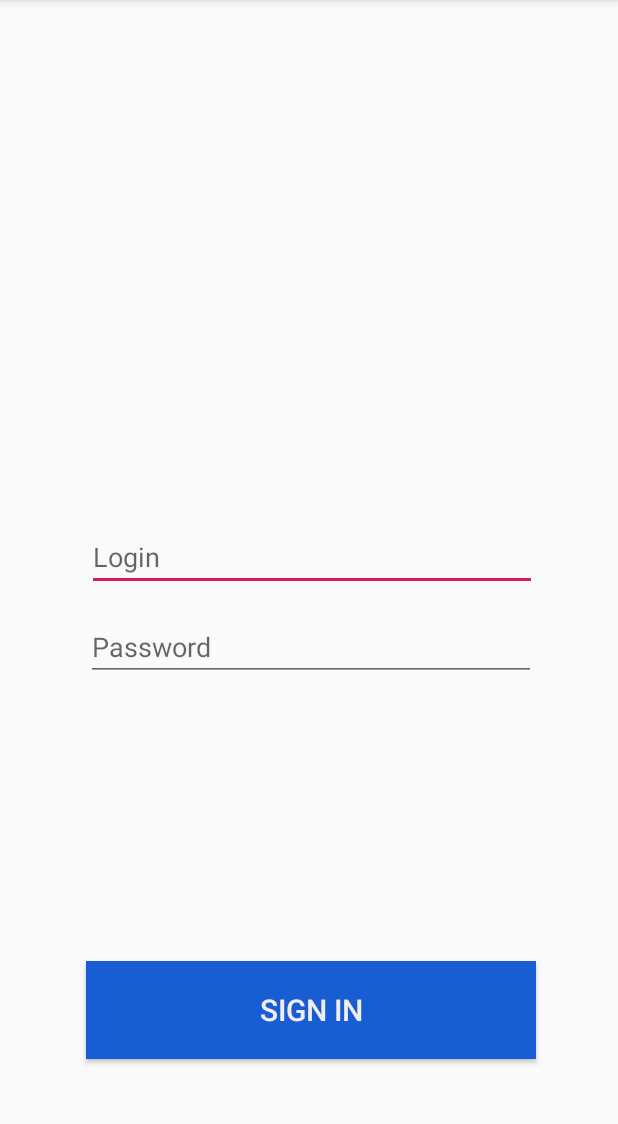
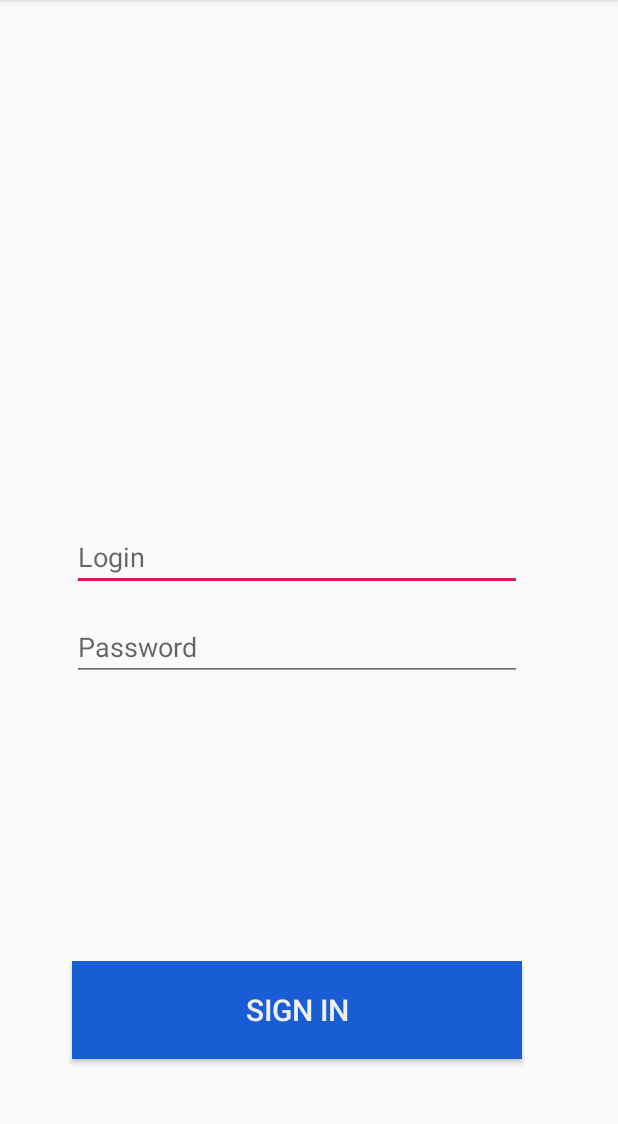
Before and after one commit to SergeiMikhailovskii/RPPBA, an Android app: the LoginActivity screen opened directly, with no data from a screen before it, on a phone screen of 412 x 824 dp, the part 84-1208 px from its top. Run offline under Robolectric (Android 15) with nearby library versions, the phone set to English and light mode, and no system bars.

Commit message:
feat: add 4 guidelines

```diff
--- a/app/src/main/java/com/bsuir/rppba/ui/login/LoginActivity.java
+++ b/app/src/main/java/com/bsuir/rppba/ui/login/LoginActivity.java
@@ -15,7 +15,7 @@ public class LoginActivity extends AppCompatActivity implements LoginContract.Lo
     private LoginPresenter presenter = new LoginPresenter();
     private EditText loginEditText;
     private EditText passwordEditText;
-    private Button singInButton;
+    private Button signInButton;
     private String login;
     private String password;
 
@@ -27,18 +27,15 @@ public class LoginActivity extends AppCompatActivity implements LoginContract.Lo
 
         loginEditText = findViewById(R.id.login_edit_text);
         passwordEditText = findViewById(R.id.password_edit_text);
-        singInButton = findViewById(R.id.sign_in_button);
+        signInButton = findViewById(R.id.sign_in_button);
 
         login = loginEditText.getText().toString().trim();
         Log.i("Login", login);
         password = passwordEditText.getText().toString().trim();
         Log.i("Password", password);
 
-        singInButton.setOnClickListener(new View.OnClickListener() {
-            @Override
-            public void onClick(View v) {
-                //TODO authorization
-            }
+        signInButton.setOnClickListener(v -> {
+            //TODO authorization
         });
     }
 
--- a/app/src/main/res/layout/activity_login.xml
+++ b/app/src/main/res/layout/activity_login.xml
@@ -4,15 +4,8 @@
     xmlns:tools="http://schemas.android.com/tools"
     android:layout_width="match_parent"
     android:layout_height="match_parent"
-    android:orientation="vertical"
     tools:context=".ui.login.LoginActivity">
 
-    <androidx.constraintlayout.widget.Guideline
-        android:id="@+id/guideline"
-        android:layout_width="wrap_content"
-        android:layout_height="wrap_content"
-        android:orientation="vertical"
-        app:layout_constraintGuide_begin="57dp" />
 
     <ImageView
         android:id="@+id/car_image_view"
@@ -25,20 +18,21 @@
         android:src="@drawable/car_1"
         app:layout_constraintBottom_toBottomOf="parent"
         app:layout_constraintEnd_toStartOf="@+id/sign_in_button"
-        app:layout_constraintHorizontal_bias="0.0"
-        app:layout_constraintStart_toStartOf="@+id/guideline"
-        app:layout_constraintTop_toTopOf="parent" />
+        app:layout_constraintHorizontal_bias="0.115"
+        app:layout_constraintStart_toStartOf="@+id/guideline2"
+        app:layout_constraintEnd_toEndOf="@id/guideline3"
+        app:layout_constraintTop_toTopOf="parent"
+        app:layout_constraintVertical_bias="1.0" />
 
     <EditText
         android:id="@+id/login_edit_text"
         android:layout_width="300dp"
         android:layout_height="wrap_content"
         android:layout_marginTop="330dp"
-        android:layout_marginEnd="53dp"
         android:layout_marginBottom="356dp"
         android:hint="@string/login"
         app:layout_constraintBottom_toBottomOf="parent"
-        app:layout_constraintEnd_toEndOf="parent"
+        app:layout_constraintEnd_toEndOf="@id/guideline4"
         app:layout_constraintStart_toStartOf="@+id/guideline"
         app:layout_constraintTop_toTopOf="parent" />
 
@@ -47,12 +41,11 @@
         android:layout_width="300dp"
         android:layout_height="wrap_content"
         android:layout_marginTop="400dp"
-        android:layout_marginEnd="54dp"
         android:layout_marginBottom="306dp"
         android:hint="@string/password"
         app:layout_constraintBottom_toBottomOf="parent"
-        app:layout_constraintEnd_toEndOf="parent"
         app:layout_constraintStart_toStartOf="@+id/guideline"
+        app:layout_constraintEnd_toEndOf="@id/guideline4"
         app:layout_constraintTop_toTopOf="parent" />
 
     <Button
@@ -60,16 +53,43 @@
         android:layout_width="300dp"
         android:layout_height="65dp"
         android:layout_marginTop="600dp"
-        android:layout_marginEnd="54dp"
         android:layout_marginBottom="21dp"
         android:background="@color/colorBlue"
         android:text="@string/sign_in"
         android:textColor="@color/colorWhite"
         android:textSize="20sp"
         app:layout_constraintBottom_toBottomOf="parent"
-        app:layout_constraintEnd_toEndOf="parent"
+        app:layout_constraintEnd_toEndOf="@id/guideline4"
         app:layout_constraintStart_toStartOf="@+id/guideline"
         app:layout_constraintTop_toTopOf="parent" />
 
+    <androidx.constraintlayout.widget.Guideline
+        android:id="@+id/guideline"
+        android:layout_width="wrap_content"
+        android:layout_height="wrap_content"
+        android:orientation="vertical"
+        app:layout_constraintGuide_percent="0.11" />
+
+    <androidx.constraintlayout.widget.Guideline
+        android:id="@+id/guideline2"
+        android:layout_width="wrap_content"
+        android:layout_height="wrap_content"
+        android:orientation="vertical"
+        app:layout_constraintGuide_percent="0.2214112" />
+
+    <androidx.constraintlayout.widget.Guideline
+        android:id="@+id/guideline3"
+        android:layout_width="wrap_content"
+        android:layout_height="wrap_content"
+        android:orientation="vertical"
+        app:layout_constraintGuide_percent="0.6885645" />
+
+    <androidx.constraintlayout.widget.Guideline
+        android:id="@+id/guideline4"
+        android:layout_width="wrap_content"
+        android:layout_height="wrap_content"
+        android:orientation="vertical"
+        app:layout_constraintGuide_percent="0.85" />
+
 
 </androidx.constraintlayout.widget.ConstraintLayout>
```
